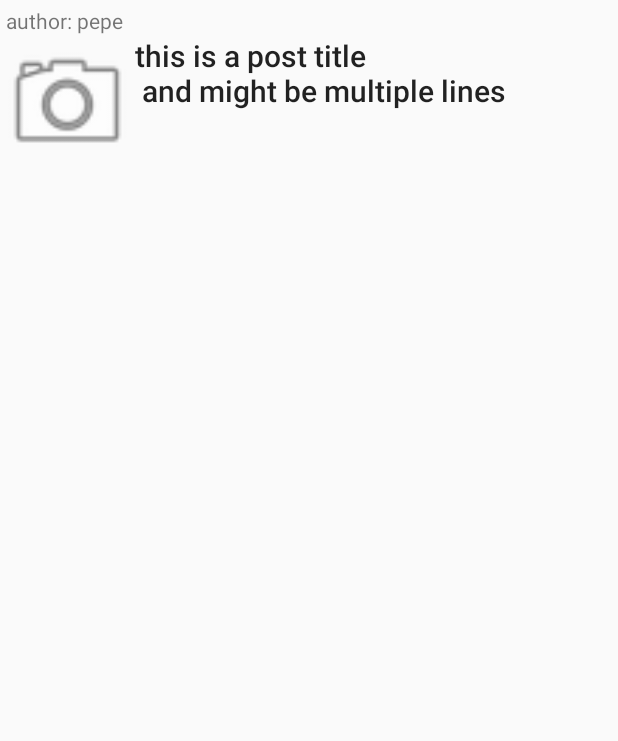
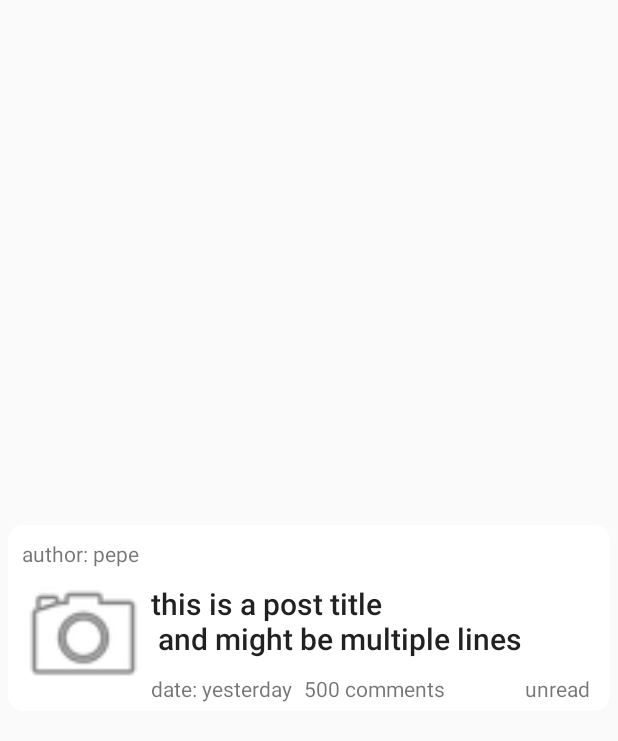
Before and after one commit to mural/Devifeed, an Android app: the layout item_post.xml on its own in the app's theme, with its tools: preview values and no code run, on a phone screen of 412 x 824 dp. Shown: the top 741 px of the screen. Run offline under Robolectric (Android 15) with nearby library versions, the phone set to English and light mode, and no system bars.

Commit message:
Improve feed format and add more data fields

```diff
--- a/app/src/main/java/com/mural/devifeed/ItemListActivity.kt
+++ b/app/src/main/java/com/mural/devifeed/ItemListActivity.kt
@@ -6,6 +6,7 @@ import android.view.LayoutInflater
 import android.view.View
 import android.view.ViewGroup
 import android.widget.ImageView
+import android.widget.TextView
 import androidx.activity.viewModels
 import androidx.appcompat.app.AppCompatActivity
 import androidx.databinding.BindingAdapter
@@ -30,6 +31,7 @@ import com.mural.devifeed.repository.FeedRepository
 import com.mural.devifeed.viewmodel.FeedViewModel
 import kotlinx.android.synthetic.main.activity_item_list.*
 import kotlinx.android.synthetic.main.item_list.*
+import java.util.*
 import java.util.concurrent.Executors
 
 /**
@@ -127,28 +129,6 @@ class ItemListActivity : AppCompatActivity() {
     ) :
         PagedListAdapter<FeedPost, SimpleItemRecyclerViewAdapter.PostViewHolder>(FEED_COMPARATOR) {
 
-        init {
-//            onClickListener = View.OnClickListener { v ->
-//                val item = v.tag as DummyContent.DummyItem
-//                if (twoPane) {
-//                    val fragment = ItemDetailFragment().apply {
-//                        arguments = Bundle().apply {
-//                            putString(ItemDetailFragment.ARG_ITEM_ID, item.id)
-//                        }
-//                    }
-//                    parentActivity.supportFragmentManager
-//                        .beginTransaction()
-//                        .replace(R.id.item_detail_container, fragment)
-//                        .commit()
-//                } else {
-//                    val intent = Intent(v.context, ItemDetailActivity::class.java).apply {
-//                        putExtra(ItemDetailFragment.ARG_ITEM_ID, item.id)
-//                    }
-//                    v.context.startActivity(intent)
-//                }
-//            }
-        }
-
         override fun onCreateViewHolder(parent: ViewGroup, viewType: Int): PostViewHolder {
             val layoutInflater = LayoutInflater.from(parent.context)
             val itemBinding = ItemPostBinding.inflate(layoutInflater, parent, false)
@@ -200,6 +180,17 @@ class ItemListActivity : AppCompatActivity() {
                     .load(imageUrl).apply(RequestOptions().circleCrop())
                     .into(view)
             }
+
+            @BindingAdapter("timeAgo")
+            @JvmStatic
+            fun TextView.setDateText(timeAgo: Long) {
+                val timeDifInSeconds = (Date().time / 1000) - timeAgo
+                val timeDifInHours = timeDifInSeconds / 3600 //hour has 3600 secs
+                text = when (timeDifInHours) {
+                    0L -> resources.getString(R.string.post_time_recent)
+                    else -> resources.getString(R.string.post_time_hours, timeDifInHours.toString())
+                }
+            }
         }
     }
 
--- a/app/src/main/res/layout/item_post.xml
+++ b/app/src/main/res/layout/item_post.xml
@@ -18,9 +18,20 @@
 
     </data>
 
+    <androidx.cardview.widget.CardView xmlns:card_view="http://schemas.android.com/apk/res-auto"
+        android:id="@+id/card_view"
+        android:layout_width="match_parent"
+        android:layout_height="wrap_content"
+        android:layout_gravity="center"
+        android:layout_margin="5dp"
+        android:elevation="5dp"
+        android:padding="5dp"
+        card_view:cardCornerRadius="10dp">
+
         <androidx.constraintlayout.widget.ConstraintLayout
             android:layout_width="match_parent"
             android:layout_height="wrap_content"
+            android:layout_margin="5dp"
             android:orientation="vertical">
 
             <ImageView
@@ -36,9 +47,12 @@
                 android:id="@+id/title"
                 android:layout_width="0dp"
                 android:layout_height="wrap_content"
+                android:layout_marginEnd="8dp"
                 android:onClick="@{(view) -> titleHandler.onClickItem(view, post, model.twoPane, model.parentActivity)}"
                 android:text="@{post.title}"
                 android:textAppearance="@style/TextAppearance.AppCompat.Title"
+                app:layout_constraintBottom_toTopOf="@+id/comments"
+                app:layout_constraintEnd_toEndOf="parent"
                 app:layout_constraintStart_toEndOf="@+id/thumbnail"
                 app:layout_constraintTop_toTopOf="@+id/thumbnail"
                 tools:text="this is a post title\n and might be multiple lines" />
@@ -49,9 +63,41 @@
                 android:layout_height="wrap_content"
                 android:layout_marginStart="4dp"
                 android:layout_marginTop="4dp"
+                android:text="@{@string/post_by(post.author)}"
                 app:layout_constraintStart_toStartOf="parent"
                 app:layout_constraintTop_toTopOf="parent"
                 tools:text="author: pepe" />
+
+            <TextView
+                android:id="@+id/date"
+                android:layout_width="0dp"
+                android:layout_height="wrap_content"
+                app:layout_constraintBottom_toBottomOf="parent"
+                app:layout_constraintStart_toEndOf="@+id/thumbnail"
+                tools:text="date: yesterday" />
+
+            <TextView
+                android:id="@+id/comments"
+                android:layout_width="0dp"
+                android:layout_height="wrap_content"
+                android:layout_marginStart="8dp"
+                android:layout_marginEnd="8dp"
+                android:text="@{@string/number_of_comments(post.num_comments)}"
+                app:layout_constraintBottom_toBottomOf="parent"
+                app:layout_constraintEnd_toStartOf="@+id/unread"
+                app:layout_constraintHorizontal_bias="1.0"
+                app:layout_constraintStart_toEndOf="@+id/date"
+                tools:text="500 comments" />
+
+            <TextView
+                android:id="@+id/unread"
+                android:layout_width="0dp"
+                android:layout_height="wrap_content"
+                android:layout_marginEnd="8dp"
+                app:layout_constraintBottom_toBottomOf="parent"
+                app:layout_constraintEnd_toEndOf="parent"
+                app:timeAgo="@{post.createdDate}"
+                tools:text="unread" />
         </androidx.constraintlayout.widget.ConstraintLayout>
-
+    </androidx.cardview.widget.CardView>
 </layout>
--- a/app/src/main/res/values/strings.xml
+++ b/app/src/main/res/values/strings.xml
@@ -1,4 +1,8 @@
 <resources>
     <string name="app_name">Devifeed</string>
     <string name="title_item_detail">Item Detail</string>
+    <string name="post_by">Post by: %s</string>
+    <string name="number_of_comments">Comments: %s</string>
+    <string name="post_time_hours">%s hour/s ago</string>
+    <string name="post_time_recent">less than 1 hour</string>
 </resources>
```
Lines whose indentation alone changed are shown as unchanged.
